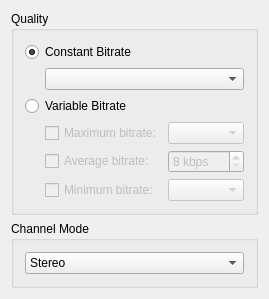
Above: plugins/encoder/lame/base_k3bmanualbitratesettingswidget.ui from KDE/k3b before the change. Below: the same form after it.
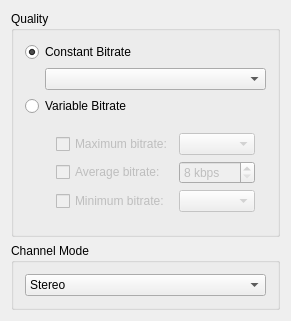
That is the form after the change. Custom widgets are drawn as their Qt base class.

```diff
--- a/plugins/encoder/lame/base_k3bmanualbitratesettingswidget.ui
+++ b/plugins/encoder/lame/base_k3bmanualbitratesettingswidget.ui
@@ -1,19 +1,24 @@
 <ui version="4.0" >
  <class>K3bManualBitrateSettingsWidget</class>
- <widget class="QWidget" name="K3bManualBitrateSettingsWidget" >
-  <layout class="QVBoxLayout" >
+ <widget class="QWidget" name="K3bManualBitrateSettingsWidget">
+  <property name="geometry">
+   <rect>
+    <x>0</x>
+    <y>0</y>
+    <width>273</width>
+    <height>309</height>
+   </rect>
+  </property>
+  <layout class="QVBoxLayout">
    <item>
-    <widget class="Q3ButtonGroup" name="buttonGroup2" >
-     <property name="title" >
+    <widget class="QGroupBox" name="groupBox">
+     <property name="title">
       <string>Quality</string>
      </property>
-     <property name="checkable" >
-      <bool>false</bool>
-     </property>
-     <layout class="QVBoxLayout" >
+     <layout class="QVBoxLayout" name="verticalLayout">
       <item>
-       <widget class="QRadioButton" name="m_radioConstantBitrate" >
-        <property name="text" >
+       <widget class="QRadioButton" name="m_radioConstantBitrate">
+        <property name="text">
          <string>Constant Bitrate</string>
         </property>
         <property name="checked" >
@@ -22,7 +27,7 @@
        </widget>
       </item>
       <item>
-       <layout class="QHBoxLayout" >
+       <layout class="QHBoxLayout">
         <item>
          <spacer>
           <property name="orientation" >
@@ -40,89 +45,41 @@
          </spacer>
         </item>
         <item>
-         <widget class="KComboBox" name="m_comboConstantBitrate" />
+         <widget class="KComboBox" name="m_comboConstantBitrate"/>
         </item>
        </layout>
       </item>
       <item>
-       <widget class="QRadioButton" name="m_radioVariableBitrate" >
-        <property name="text" >
+       <widget class="QRadioButton" name="m_radioVariableBitrate">
+        <property name="text">
          <string>Variable Bitrate</string>
         </property>
        </widget>
       </item>
       <item>
-       <widget class="Q3Frame" name="frame5" >
-        <property name="enabled" >
+       <widget class="QFrame" name="m_frameVariableBitrate">
+        <property name="enabled">
          <bool>false</bool>
         </property>
-        <property name="frameShape" >
-         <enum>QFrame::NoFrame</enum>
-        </property>
-        <property name="frameShadow" >
-         <enum>QFrame::Plain</enum>
-        </property>
-        <layout class="QGridLayout" >
-         <property name="leftMargin" >
-          <number>0</number>
-         </property>
-         <property name="topMargin" >
-          <number>0</number>
-         </property>
-         <property name="rightMargin" >
-          <number>0</number>
-         </property>
-         <property name="bottomMargin" >
-          <number>0</number>
-         </property>
-         <item row="2" column="2" >
-          <widget class="KComboBox" name="m_comboMinimumBitrate" >
-           <property name="enabled" >
-            <bool>false</bool>
-           </property>
-          </widget>
-         </item>
-         <item rowspan="3" row="0" column="0" >
-          <spacer>
-           <property name="orientation" >
-            <enum>Qt::Horizontal</enum>
-           </property>
-           <property name="sizeType" >
-            <enum>QSizePolicy::Fixed</enum>
-           </property>
-           <property name="sizeHint" >
-            <size>
-             <width>20</width>
-             <height>20</height>
-            </size>
-           </property>
-          </spacer>
-         </item>
-         <item row="0" column="2" >
-          <widget class="KComboBox" name="m_comboMaximumBitrate" >
-           <property name="enabled" >
-            <bool>false</bool>
-           </property>
-          </widget>
-         </item>
-         <item row="0" column="1" >
-          <widget class="QCheckBox" name="m_checkBitrateMaximum" >
-           <property name="text" >
+        <layout class="QGridLayout" name="gridLayout_2">
+         <item row="0" column="1">
+          <widget class="QCheckBox" name="m_checkBitrateMaximum">
+           <property name="text">
             <string>Maximum bitrate:</string>
            </property>
           </widget>
          </item>
-         <item row="2" column="1" >
-          <widget class="QCheckBox" name="m_checkBitrateMinimum" >
-           <property name="text" >
-            <string>Minimum bitrate:</string>
+         <item row="0" column="2">
+          <widget class="KComboBox" name="m_comboMaximumBitrate">
+           <property name="enabled">
+            <bool>false</bool>
            </property>
           </widget>
          </item>
-         <item row="1" column="1" >
-          <widget class="QCheckBox" name="m_checkBitrateAverage" >
-           <property name="sizePolicy" >
-            <sizepolicy vsizetype="Fixed" hsizetype="Minimum" >
+         <item row="1" column="1">
+          <widget class="QCheckBox" name="m_checkBitrateAverage">
+           <property name="sizePolicy">
+            <sizepolicy hsizetype="Minimum" vsizetype="Fixed">
              <horstretch>1</horstretch>
              <verstretch>0</verstretch>
             </sizepolicy>
@@ -132,9 +89,9 @@
            </property>
           </widget>
          </item>
-         <item row="1" column="2" >
-          <widget class="QSpinBox" name="m_spinAverageBitrate" >
-           <property name="enabled" >
+         <item row="1" column="2">
+          <widget class="QSpinBox" name="m_spinAverageBitrate">
+           <property name="enabled">
             <bool>false</bool>
            </property>
            <property name="buttonSymbols" >
@@ -151,6 +108,36 @@
            </property>
           </widget>
          </item>
+         <item row="2" column="1">
+          <widget class="QCheckBox" name="m_checkBitrateMinimum">
+           <property name="text">
+            <string>Minimum bitrate:</string>
+           </property>
+          </widget>
+         </item>
+         <item row="2" column="2">
+          <widget class="KComboBox" name="m_comboMinimumBitrate">
+           <property name="enabled">
+            <bool>false</bool>
+           </property>
+          </widget>
+         </item>
+         <item row="1" column="0">
+          <spacer>
+           <property name="orientation">
+            <enum>Qt::Horizontal</enum>
+           </property>
+           <property name="sizeType">
+            <enum>QSizePolicy::Fixed</enum>
+           </property>
+           <property name="sizeHint" stdset="0">
+            <size>
+             <width>20</width>
+             <height>20</height>
+            </size>
+           </property>
+          </spacer>
+         </item>
         </layout>
        </widget>
       </item>
@@ -158,14 +145,14 @@
     </widget>
    </item>
    <item>
-    <widget class="Q3GroupBox" name="groupBox2" >
-     <property name="title" >
+    <widget class="QGroupBox" name="groupBox_2">
+     <property name="title">
       <string>Channel Mode</string>
      </property>
-     <layout class="QHBoxLayout" >
+     <layout class="QVBoxLayout" name="verticalLayout_2">
       <item>
-       <widget class="KComboBox" name="m_comboMode" >
-        <property name="toolTip" >
+       <widget class="KComboBox" name="m_comboMode">
+        <property name="toolTip">
          <string>Select the channel mode.</string>
         </property>
         <property name="whatsThis" >
@@ -197,28 +184,23 @@
      </layout>
     </widget>
    </item>
+   <item>
+    <spacer name="verticalSpacer">
+     <property name="orientation">
+      <enum>Qt::Vertical</enum>
+     </property>
+     <property name="sizeHint" stdset="0">
+      <size>
+       <width>20</width>
+       <height>40</height>
+      </size>
+     </property>
+    </spacer>
+   </item>
   </layout>
  </widget>
- <layoutdefault spacing="6" margin="11" />
-  <customwidgets>
-  <customwidget>
-   <class>Q3GroupBox</class>
-   <extends>QGroupBox</extends>
-   <header>Qt3Support/Q3GroupBox</header>
-   <container>1</container>
-  </customwidget>
-  <customwidget>
-   <class>Q3Frame</class>
-   <extends>QFrame</extends>
-   <header>Qt3Support/Q3Frame</header>
-   <container>1</container>
-  </customwidget>
-  <customwidget>
-   <class>Q3ButtonGroup</class>
-   <extends>Q3GroupBox</extends>
-   <header>Qt3Support/Q3ButtonGroup</header>
-   <container>1</container>
-  </customwidget>
+ <layoutdefault spacing="6" margin="11"/>
+ <customwidgets>
   <customwidget>
    <class>KComboBox</class>
    <extends>QComboBox</extends>
```
Left out of the diff: 119 changed lines with no effect on the pictures.
